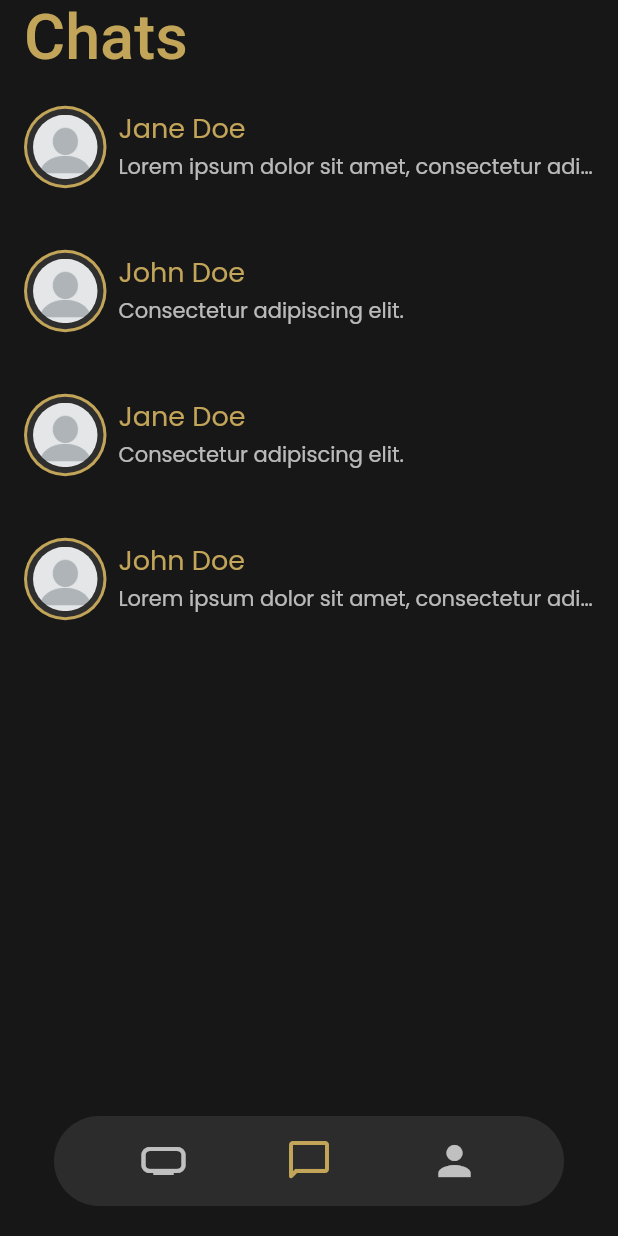
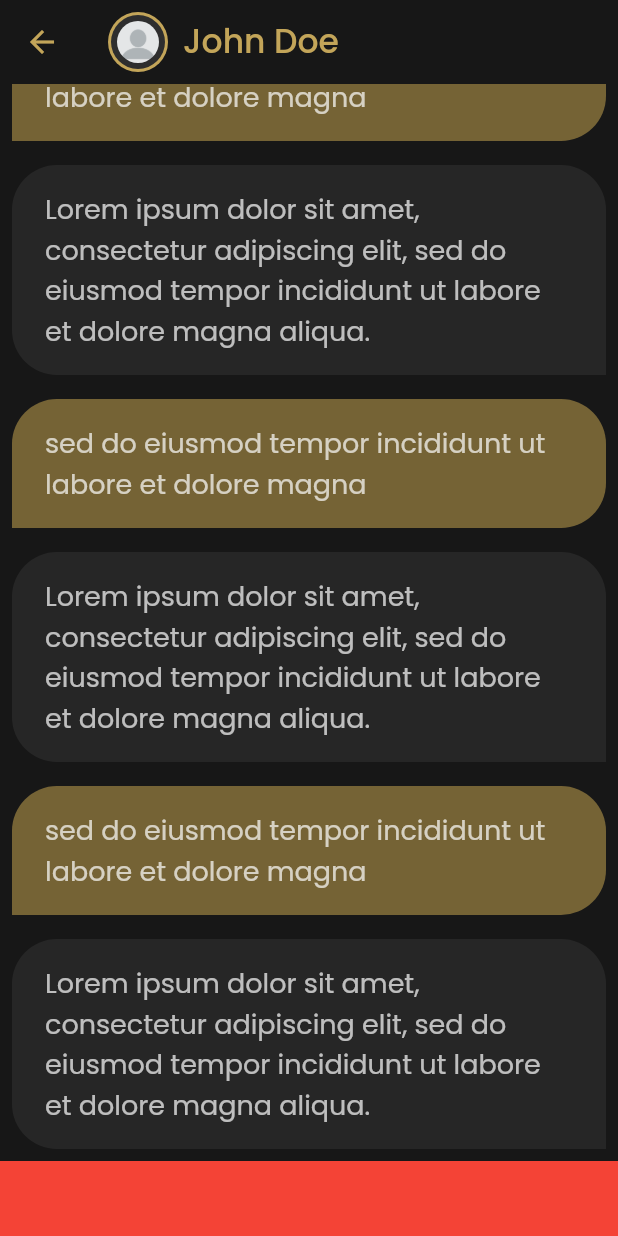
Before and after one commit to Drysen1/Flutter_Social_Network_UI_Concept, a Flutter app: the screen it shows after launch, after a tap on the "chat bubble outline" icon, after a tap on "John Doe", on a phone screen of 412 x 824 dp. Run offline on Flutter 3.47's test engine with Material 2 defaults, Android fonts, the phone set to English and light mode, and no system bars; our stand-ins replace equatable, flutter_bloc, google_fonts.

Commit message:
WIP chat screen.

```diff
--- /dev/null
+++ b/lib/blocs/conversation/conversation_bloc.dart
@@ -0,0 +1,34 @@
+import 'package:flutter_bloc/flutter_bloc.dart';
+import 'package:flutter_social_network_ui_concept/blocs/conversation/conversation_event.dart';
+import 'package:flutter_social_network_ui_concept/blocs/conversation/conversation_state.dart';
+import 'package:flutter_social_network_ui_concept/models/conversationReplyModel.dart';
+import 'package:flutter_social_network_ui_concept/repository/conversationRepository.dart';
+
+class ConversationBloc extends Bloc<ConversationEvent, ConversationState>{
+  ConversationBloc() : super(ConversationInitialState());
+
+  @override
+  Stream<ConversationState> mapEventToState(ConversationEvent event) async* {
+    if(event is LoadConversationRepliesEvent){
+      yield* _mapLoadConversationEventToState(event);
+    } else if(event is SendMessageEvent){
+      yield* _mapSendMessageEventToState(event);
+    }
+  }
+
+  Stream<ConversationState> _mapLoadConversationEventToState(LoadConversationRepliesEvent event) async*{
+    yield ConversationLoadingState();
+    var conversationReplies = _getConversationRepliesById(event.conversationId);
+    yield ConversationLoadedState(conversationReplies);
+  }
+
+  Stream<ConversationState> _mapSendMessageEventToState(SendMessageEvent event) async*{
+    yield MessageSentState();
+  }
+
+  List<ConversationReplyModel> _getConversationRepliesById(int conversationId){
+    var conversationRepository = ConversationRepository();
+    return conversationRepository.getConversationReplies(conversationId);
+  }
+
+}
--- /dev/null
+++ b/lib/blocs/conversation/conversation_event.dart
@@ -0,0 +1,16 @@
+import 'package:equatable/equatable.dart';
+
+class ConversationEvent extends Equatable{
+  @override
+  List<Object?> get props => [];
+}
+
+class LoadConversationRepliesEvent extends ConversationEvent{
+  final int conversationId;
+  LoadConversationRepliesEvent(this.conversationId);
+}
+
+class SendMessageEvent extends ConversationEvent{
+  final String message;
+  SendMessageEvent(this.message);
+}
--- /dev/null
+++ b/lib/blocs/conversation/conversation_state.dart
@@ -0,0 +1,18 @@
+import 'package:equatable/equatable.dart';
+import 'package:flutter_social_network_ui_concept/models/conversationReplyModel.dart';
+
+class ConversationState extends Equatable{
+  @override
+  List<Object?> get props => [];
+}
+
+class ConversationInitialState extends ConversationState{}
+
+class ConversationLoadingState extends ConversationState{}
+
+class ConversationLoadedState extends ConversationState{
+  final List<ConversationReplyModel> conversation;
+  ConversationLoadedState(this.conversation);
+}
+
+class MessageSentState extends ConversationState{}
--- a/lib/blocs/conversations/conversations_bloc.dart
+++ b/lib/blocs/conversations/conversations_bloc.dart
@@ -4,11 +4,11 @@ import 'package:flutter_social_network_ui_concept/blocs/conversations/conversati
 import 'package:flutter_social_network_ui_concept/models/conversationModel.dart';
 import 'package:flutter_social_network_ui_concept/repository/conversationRepository.dart';
 
-class ConverationsBloc extends Bloc<ConversationEvent, ConversationsState>{
+class ConverationsBloc extends Bloc<ConversationsEvent, ConversationsState>{
   ConverationsBloc() : super(ConversationsInitialState());
 
   @override
-  Stream<ConversationsState> mapEventToState(ConversationEvent event) async* {
+  Stream<ConversationsState> mapEventToState(ConversationsEvent event) async* {
     if(event is LoadConversationEvent){
       yield* _mapLoadConversationEventToState();
     }
--- a/lib/blocs/conversations/conversations_event.dart
+++ b/lib/blocs/conversations/conversations_event.dart
@@ -1,8 +1,8 @@
 import 'package:equatable/equatable.dart';
 
-class ConversationEvent extends Equatable{
+class ConversationsEvent extends Equatable{
   @override
   List<Object?> get props => [];
 }
 
-class LoadConversationEvent extends ConversationEvent{}
+class LoadConversationEvent extends ConversationsEvent{}
--- a/lib/main.dart
+++ b/lib/main.dart
@@ -16,7 +16,6 @@ class MyApp extends StatelessWidget {
         brightness: Brightness.dark,
         backgroundColor: Color.fromARGB(255, 23, 23, 23),
         primaryColor: Color.fromARGB(255, 195, 165, 89),
-        //primarySwatch: Colors.blue,
       ),
       home: TabScreen(),
     );
--- a/lib/repository/conversationRepository.dart
+++ b/lib/repository/conversationRepository.dart
@@ -35,7 +35,7 @@ class ConversationRepository {
 
     for( var i = 0 ; i < 20; i++ ) {
       if(i % 2 == 0){
-        replies.add(_createReply(i, conversationId, 20, _janeDoe));
+        replies.add(_createReply(i, conversationId, 0, _janeDoe));
       } else {
         replies.add(_createReply(i, conversationId, 30, _johnDoe));
       }
--- /dev/null
+++ b/lib/screens/conversationScreen.dart
@@ -0,0 +1,79 @@
+import 'package:flutter/material.dart';
+import 'package:flutter_bloc/flutter_bloc.dart';
+import 'package:flutter_social_network_ui_concept/blocs/conversation/conversation_bloc.dart';
+import 'package:flutter_social_network_ui_concept/blocs/conversation/conversation_event.dart';
+import 'package:flutter_social_network_ui_concept/widgets/conversation/conversationListView.dart';
+import 'package:flutter_social_network_ui_concept/widgets/profileImage.dart';
+import 'package:google_fonts/google_fonts.dart';
+
+class ConversationScreen extends StatefulWidget {
+  final int conversationId;
+  final String username;
+  final String profileImage;
+  const ConversationScreen({ Key? key, required this.conversationId, required this.username, required this.profileImage }) : super(key: key);
+
+  @override
+  _ConversationScreenState createState() => _ConversationScreenState();
+}
+
+class _ConversationScreenState extends State<ConversationScreen> {
+  late ConversationBloc _conversationBloc;
+
+  @override
+  void initState() {
+    _conversationBloc = BlocProvider.of<ConversationBloc>(context);
+    _conversationBloc.add(LoadConversationRepliesEvent(this.widget.conversationId));
+    super.initState();
+  }
+
+  @override
+  Widget build(BuildContext context) {
+    return Scaffold(
+      appBar: AppBar(
+        title: _conversationInfo(),
+        centerTitle: false,
+        backgroundColor: Colors.transparent,
+        shadowColor: Colors.transparent,
+        iconTheme: IconThemeData(color: Theme.of(context).primaryColor),
+      ),
+      backgroundColor: Theme.of(context).backgroundColor,
+      body: _mainUI(),
+    );
+  }
+
+  Widget _conversationInfo(){
+    return Row(
+      children: [
+        ProfileImage(image: this.widget.profileImage, size: 40),
+        SizedBox(width: 10,),
+        _username()
+      ],
+    );
+  }
+
+  Widget _username(){
+    return Text(
+      this.widget.username,
+      style: GoogleFonts.poppins(
+        color: Theme.of(context).primaryColor,
+        fontSize: 22
+      )
+    );
+  }
+
+  Widget _mainUI(){
+    return SafeArea(
+      child: Column(
+        children: [
+          Expanded(
+            child: ConversationListView()
+          ),
+          Container(
+            height: 50,
+            color: Colors.red,
+          )
+        ],
+      ),
+    );
+  }
+}
--- a/lib/screens/messagesScreen.dart
+++ b/lib/screens/conversationsScreen.dart
@@ -2,16 +2,16 @@ import 'package:flutter/material.dart';
 import 'package:flutter_bloc/flutter_bloc.dart';
 import 'package:flutter_social_network_ui_concept/blocs/conversations/conversations_bloc.dart';
 import 'package:flutter_social_network_ui_concept/blocs/conversations/conversations_event.dart';
-import 'package:flutter_social_network_ui_concept/widgets/messages/conversationListView.dart';
+import 'package:flutter_social_network_ui_concept/widgets/conversations/conversationsListView.dart';
 
-class MessagesScreen extends StatefulWidget {
-  const MessagesScreen({ Key? key }) : super(key: key);
+class ConversationsScreen extends StatefulWidget {
+  const ConversationsScreen({ Key? key }) : super(key: key);
 
   @override
-  _MessagesScreenState createState() => _MessagesScreenState();
+  _ConversationsScreenState createState() => _ConversationsScreenState();
 }
 
-class _MessagesScreenState extends State<MessagesScreen> {
+class _ConversationsScreenState extends State<ConversationsScreen> {
   late ConverationsBloc _converationsBloc;
   late ScrollController _scrollController;
 
@@ -33,7 +33,7 @@ class _MessagesScreenState extends State<MessagesScreen> {
         alignment: Alignment.topCenter,
         child: Container(
           width: size.width > 700 ? 700 : double.infinity,
-          child: ConversationListView()
+          child: ConversationsListView()
         ),
       ),
     );
--- a/lib/screens/tabScreen.dart
+++ b/lib/screens/tabScreen.dart
@@ -4,7 +4,7 @@ import 'package:flutter_social_network_ui_concept/blocs/conversations/conversati
 import 'package:flutter_social_network_ui_concept/blocs/home/home_bloc.dart';
 import 'package:flutter_social_network_ui_concept/blocs/profile/profile_bloc.dart';
 import 'package:flutter_social_network_ui_concept/screens/homeScreen.dart';
-import 'package:flutter_social_network_ui_concept/screens/messagesScreen.dart';
+import 'package:flutter_social_network_ui_concept/screens/conversationsScreen.dart';
 import 'package:flutter_social_network_ui_concept/screens/profileScreen.dart';
 import 'package:flutter_social_network_ui_concept/widgets/topAppBar.dart';
 import 'package:flutter_social_network_ui_concept/widgets/floatingBottomAppBar.dart';
@@ -71,7 +71,7 @@ class _TabScreenState extends State<TabScreen> {
         ),
         BlocProvider(
           create: (context) => ConverationsBloc(),
-          child: MessagesScreen()
+          child: ConversationsScreen()
         ),
         BlocProvider(
           create: (context) => ProfileBloc(),
--- /dev/null
+++ b/lib/widgets/conversation/conversationListView.dart
@@ -0,0 +1,37 @@
+import 'package:flutter/material.dart';
+import 'package:flutter_bloc/flutter_bloc.dart';
+import 'package:flutter_social_network_ui_concept/blocs/conversation/conversation_bloc.dart';
+import 'package:flutter_social_network_ui_concept/blocs/conversation/conversation_state.dart';
+import 'package:flutter_social_network_ui_concept/models/conversationReplyModel.dart';
+import 'package:flutter_social_network_ui_concept/widgets/conversation/conversationReplyItem.dart';
+
+class ConversationListView extends StatefulWidget {
+  const ConversationListView({ Key? key }) : super(key: key);
+
+  @override
+  _ConversationListViewState createState() => _ConversationListViewState();
+}
+
+class _ConversationListViewState extends State<ConversationListView> {
+  @override
+  Widget build(BuildContext context) {
+    return BlocBuilder<ConversationBloc, ConversationState>(
+      buildWhen: (oldState, newState){
+        return newState is ConversationLoadedState;
+      },
+      builder: (context, state){
+        List<ConversationReplyModel> replies = [];
+        if(state is ConversationLoadedState){
+          replies = state.conversation;
+        }
+        return ListView.builder(
+          reverse: true,
+          itemCount: replies.length,
+          itemBuilder: (context, index){
+            return ConversationReplyItem(reply: replies[index]);
+          }
+        );
+      }
+    );
+  }
+}
--- /dev/null
+++ b/lib/widgets/conversation/conversationReplyItem.dart
@@ -0,0 +1,47 @@
+import 'package:flutter/material.dart';
+import 'package:flutter_social_network_ui_concept/models/conversationReplyModel.dart';
+import 'package:google_fonts/google_fonts.dart';
+
+class ConversationReplyItem extends StatefulWidget {
+  final ConversationReplyModel reply;
+  const ConversationReplyItem({ Key? key, required this.reply }) : super(key: key);
+
+  @override
+  _ConversationReplyItemState createState() => _ConversationReplyItemState();
+}
+
+class _ConversationReplyItemState extends State<ConversationReplyItem> {
+  @override
+  Widget build(BuildContext context) {
+    return Padding(
+      padding: const EdgeInsets.all(8.0),
+      child: _messageContainer()
+    );
+  }
+
+  Widget _messageContainer(){
+    return Container(
+      padding: EdgeInsets.fromLTRB(22, 16, 22, 16),
+      decoration: BoxDecoration(
+        borderRadius: BorderRadius.only(
+          topLeft: Radius.circular(30),
+          topRight: Radius.circular(30),
+          bottomLeft: this.widget.reply.userId == 0 ? Radius.circular(30) : Radius.circular(0),
+          bottomRight: this.widget.reply.userId == 0 ? Radius.circular(0) : Radius.circular(30),
+        ),
+        color: this.widget.reply.userId == 0 ? Color.fromARGB(255, 38, 38, 38) : Color.fromARGB(255, 117, 99, 53),
+      ),
+      child: _replyText()
+    );
+  }
+
+  Widget _replyText(){
+    return Text(
+      this.widget.reply.message,
+      style: GoogleFonts.poppins(
+        color: Colors.white70,
+        fontSize: 18
+      )
+    );
+  }
+}
--- a/lib/widgets/messages/conversationItem.dart
+++ b/lib/widgets/conversations/conversationsItem.dart
@@ -1,17 +1,20 @@
 import 'package:flutter/material.dart';
+import 'package:flutter_bloc/flutter_bloc.dart';
+import 'package:flutter_social_network_ui_concept/blocs/conversation/conversation_bloc.dart';
 import 'package:flutter_social_network_ui_concept/models/conversationModel.dart';
+import 'package:flutter_social_network_ui_concept/screens/conversationScreen.dart';
 import 'package:flutter_social_network_ui_concept/widgets/profileImage.dart';
 import 'package:google_fonts/google_fonts.dart';
 
-class ConversationItem extends StatefulWidget {
+class ConversationsItem extends StatefulWidget {
   final ConversationModel conversation;
-  const ConversationItem({ Key? key, required this.conversation }) : super(key: key);
+  const ConversationsItem({ Key? key, required this.conversation }) : super(key: key);
 
   @override
-  _ConversationItemState createState() => _ConversationItemState();
+  _ConversationsItemState createState() => _ConversationsItemState();
 }
 
-class _ConversationItemState extends State<ConversationItem> {
+class _ConversationsItemState extends State<ConversationsItem> {
   @override
   Widget build(BuildContext context) {
     return InkWell(
@@ -21,7 +24,17 @@ class _ConversationItemState extends State<ConversationItem> {
         padding: EdgeInsets.fromLTRB(16, 20, 16, 20),
         child: _listItem()
       ),
-      onTap: (){}
+      onTap: (){
+         Navigator.of(context).push(
+          MaterialPageRoute(
+          builder: (BuildContext context) =>
+            BlocProvider(
+              create: (context) => ConversationBloc(),
+              child: ConversationScreen(conversationId: this.widget.conversation.id, username: this.widget.conversation.username, profileImage: this.widget.conversation.profileImage)
+            )
+          )
+        );
+      }
     );
   }
 
--- a/lib/widgets/messages/conversationListView.dart
+++ b/lib/widgets/conversations/conversationsListView.dart
@@ -3,16 +3,16 @@ import 'package:flutter_bloc/flutter_bloc.dart';
 import 'package:flutter_social_network_ui_concept/blocs/conversations/conversations_bloc.dart';
 import 'package:flutter_social_network_ui_concept/blocs/conversations/conversations_state.dart';
 import 'package:flutter_social_network_ui_concept/models/conversationModel.dart';
-import 'package:flutter_social_network_ui_concept/widgets/messages/conversationItem.dart';
+import 'package:flutter_social_network_ui_concept/widgets/conversations/conversationsItem.dart';
 
-class ConversationListView extends StatefulWidget {
-  const ConversationListView({ Key? key }) : super(key: key);
+class ConversationsListView extends StatefulWidget {
+  const ConversationsListView({ Key? key }) : super(key: key);
 
   @override
-  _ConversationListViewState createState() => _ConversationListViewState();
+  _ConversationsListViewState createState() => _ConversationsListViewState();
 }
 
-class _ConversationListViewState extends State<ConversationListView> {
+class _ConversationsListViewState extends State<ConversationsListView> {
   @override
   Widget build(BuildContext context) {
     return BlocBuilder<ConverationsBloc, ConversationsState>(
@@ -27,7 +27,7 @@ class _ConversationListViewState extends State<ConversationListView> {
         return ListView.builder(
           itemCount: conversations.length,
           itemBuilder: (context, index){
-            return ConversationItem(conversation: conversations[index]);
+            return ConversationsItem(conversation: conversations[index]);
           }
         );
       }
```
